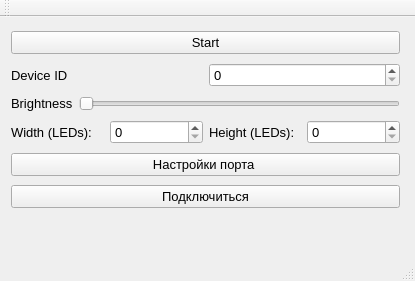
Before: the Qt Designer form src/app/mainwindow.ui in Muzalevsky/adaptive_backlight, drawn with Qt 5.
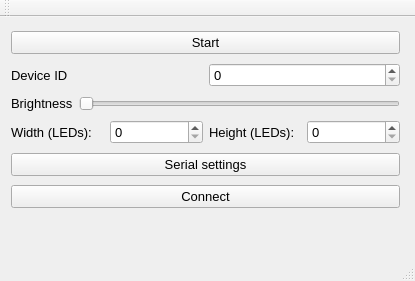
After: the same form once the commit is applied.

Commit message: Translate buttons to English

Patch:
```diff
--- a/src/app/mainwindow.ui
+++ b/src/app/mainwindow.ui
@@ -101,14 +101,14 @@
      <item>
       <widget class="QPushButton" name="serialSettingsButton">
        <property name="text">
-        <string>Настройки порта </string>
+        <string>Serial settings</string>
        </property>
       </widget>
      </item>
      <item>
       <widget class="QPushButton" name="openPortButton">
        <property name="text">
-        <string>Подключиться</string>
+        <string>Connect</string>
        </property>
        <property name="checkable">
         <bool>true</bool>
```
